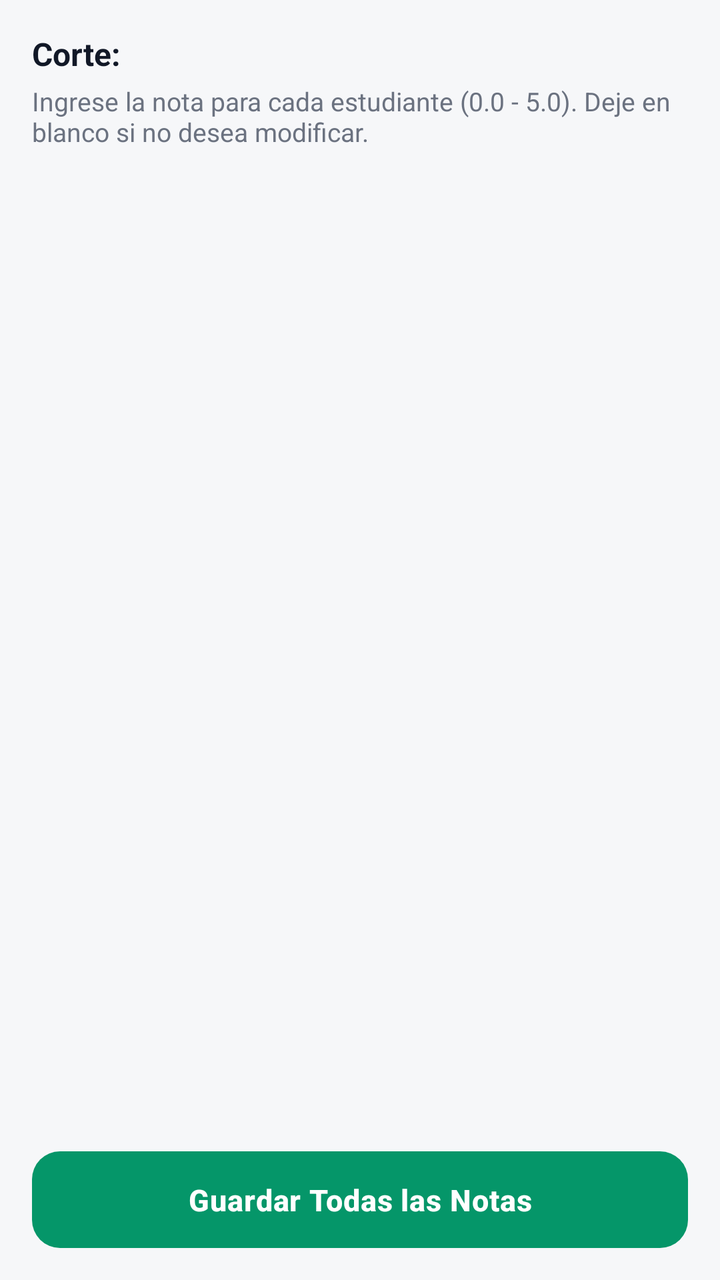
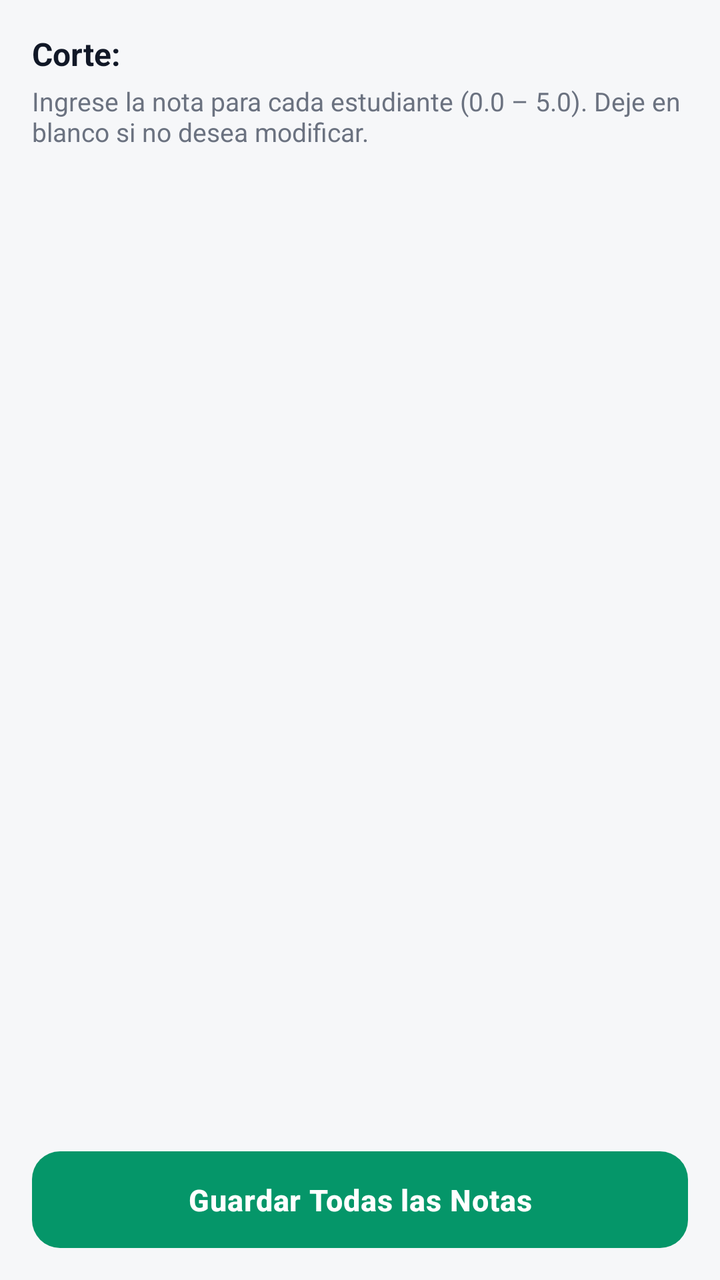

Two renders of the same Android screen: before a commit and after it. Below are the layout's source before the change and the commit's diff.
<!-- AndroidManifest.xml: application theme Theme.BienestarUPC -->
<!-- res/layout/dialog_registro_masivo.xml -->
<?xml version="1.0" encoding="utf-8"?>
<LinearLayout xmlns:android="http://schemas.android.com/apk/res/android"
    android:layout_width="match_parent"
    android:layout_height="wrap_content"
    android:orientation="vertical"
    android:padding="16dp"
   >

    <TextView
        android:id="@+id/txt_corte_titulo"
        android:layout_width="match_parent"
        android:layout_height="wrap_content"
        android:text="Corte:"
        android:textSize="16sp"
        android:textColor="@color/text_primary"
        android:textStyle="bold" />

    <TextView
        android:layout_width="match_parent"
        android:layout_height="wrap_content"
        android:layout_marginTop="4dp"
        android:text="Ingrese la nota para cada estudiante (0.0 - 5.0). Deje en blanco si no desea modificar."
        android:textColor="@color/text_secondary"
        android:textSize="13sp" />

    <androidx.recyclerview.widget.RecyclerView
        android:id="@+id/recycler_estudiantes_notas"
        android:layout_width="match_parent"
        android:layout_height="0dp"
        android:layout_weight="1"
        android:layout_marginTop="8dp"
        android:clipToPadding="false"
        android:paddingBottom="8dp"/>

    <ProgressBar
        android:id="@+id/progress_cargando"
        style="?attr/progressBarStyle"
        android:layout_width="wrap_content"
        android:layout_height="wrap_content"
        android:layout_gravity="center"
        android:layout_marginTop="8dp"
        android:visibility="gone" />

    <TextView
        android:id="@+id/txt_vacio"
        android:layout_width="wrap_content"
        android:layout_height="wrap_content"
        android:layout_gravity="center"
        android:layout_marginTop="8dp"
        android:text="No hay estudiantes en este corte"
        android:textColor="@color/text_secondary"
        android:visibility="gone" />

    <com.google.android.material.button.MaterialButton
        android:id="@+id/btn_guardar_todas"
        android:layout_width="match_parent"
        android:layout_height="wrap_content"
        android:layout_marginTop="12dp"
        android:text="Guardar Todas las Notas"
        android:textColor="@color/white"
        android:textAllCaps="false"
        android:textSize="15sp" />
</LinearLayout>
<!-- resources referenced by this layout -->
<resources>
  <color name="text_primary">#111827</color>
  <color name="text_secondary">#6B7280</color>
  <color name="white">#FFFFFF</color>
  <color name="green_primary">#059669</color>
  <color name="white_card">#FFFFFF</color>
  <color name="green_container">#D1FAE5</color>
  <color name="on_primary_container">#053B2A</color>
  <color name="teal_primary">#0D9488</color>
  <color name="teal_light">#CCFBF1</color>
  <color name="background_gray">#F6F7F9</color>
  <color name="surface_container_low">#F8FAFC</color>
  <color name="surface_container">#EFF2F5</color>
  <color name="surface_container_high">#E7EAEE</color>
  <color name="surface_container_highest">#DEE2E8</color>
  <color name="surface_outline">#C9CFD8</color>
  <color name="surface_outline_variant">#E4E7EC</color>
  <color name="error_text">#DC2626</color>
  <color name="green_primary_dark">#047857</color>
  <style name="Widget.BienestarUPC.Card" parent="Widget.Material3.CardView.Elevated">
          <item name="cardCornerRadius">20dp</item>
          <item name="cardElevation">1dp</item>
          <item name="cardBackgroundColor">@color/white_card</item>
          <item name="strokeColor">@color/stroke_color</item>
          <item name="strokeWidth">1dp</item>
          <item name="rippleColor">@color/green_light</item>
      </style>
  <style name="BottomNavigationStyle" parent="Widget.Material3.BottomNavigationView">
          <item name="android:background">@color/nav_background</item>
          <item name="itemIconSize">24dp</item>
          <item name="itemRippleColor">@color/green_light</item>
          <item name="itemIconTint">@color/nav_item_text_color</item>
          <item name="itemTextColor">@color/nav_item_text_color</item>
          <item name="elevation">8dp</item>
      </style>
  <style name="Widget.BienestarUPC.Chip" parent="Widget.Material3.Chip.Filter">
          <item name="chipCornerRadius">20dp</item>
          <item name="chipMinHeight">36dp</item>
          <item name="chipBackgroundColor">@color/chip_bg</item>
          <item name="android:textColor">@color/chip_text</item>
          <item name="chipStrokeWidth">1dp</item>
          <item name="chipStrokeColor">@color/stroke_color</item>
      </style>
  <style name="ThemeOverlay.BienestarUPC.MaterialAlertDialog" parent="ThemeOverlay.Material3.MaterialAlertDialog">
          <item name="shapeAppearanceOverlay">@style/ShapeAppearance.BienestarUPC.Dialog</item>
          <item name="colorSecondary">@color/green_primary</item>
      </style>
  <style name="Widget.BienestarUPC.Snackbar" parent="Widget.Material3.Snackbar">
          <item name="backgroundTint">@color/text_primary</item>
          <item name="android:textColor">@color/white_card</item>
          <item name="shapeAppearanceOverlay">@style/ShapeAppearance.BienestarUPC.Snackbar</item>
      </style>
  <color name="gray_medium">#9CA3AF</color>
  <color name="stroke_color">#EDEFF2</color>
  <color name="green_light">#D1FAE5</color>
  <color name="nav_background">#FFFFFF</color>
  <color name="chip_bg">#F3F4F6</color>
  <color name="chip_text">#111827</color>
  <style name="ShapeAppearance.BienestarUPC.Dialog" parent="ShapeAppearance.Material3.LargeComponent">
          <item name="cornerSize">24dp</item>
      </style>
  <style name="ShapeAppearance.BienestarUPC.Snackbar" parent="ShapeAppearance.Material3.MediumComponent">
          <item name="cornerFamily">rounded</item>
          <item name="cornerSize">14dp</item>
      </style>
  <!-- unchanged entries left out for length: 3 -->
</resources>

<!-- the commit's change to res/layout/dialog_registro_masivo.xml (unified diff, before → after) -->
@@ -10,7 +10,7 @@
         android:id="@+id/txt_corte_titulo"
         android:layout_width="match_parent"
         android:layout_height="wrap_content"
-        android:text="Corte:"
+        android:text="@string/txt_corte"
         android:textSize="16sp"
         android:textColor="@color/text_primary"
         android:textStyle="bold" />
@@ -19,7 +19,7 @@
         android:layout_width="match_parent"
         android:layout_height="wrap_content"
         android:layout_marginTop="4dp"
-        android:text="Ingrese la nota para cada estudiante (0.0 - 5.0). Deje en blanco si no desea modificar."
+        android:text="@string/txt_ingrese_la_nota_para_cada_estudiante_0_0_5_0_dej"
         android:textColor="@color/text_secondary"
         android:textSize="13sp" />
 
@@ -47,7 +47,7 @@
         android:layout_height="wrap_content"
         android:layout_gravity="center"
         android:layout_marginTop="8dp"
-        android:text="No hay estudiantes en este corte"
+        android:text="@string/txt_no_hay_estudiantes_en_este_corte"
         android:textColor="@color/text_secondary"
         android:visibility="gone" />
 
@@ -56,7 +56,7 @@
         android:layout_width="match_parent"
         android:layout_height="wrap_content"
         android:layout_marginTop="12dp"
-        android:text="Guardar Todas las Notas"
+        android:text="@string/txt_guardar_todas_las_notas"
         android:textColor="@color/white"
         android:textAllCaps="false"
         android:textSize="15sp" />
<!-- resource entries referenced after the edit -->
@@ -3,6 +3,10 @@
   <color name="text_primary">#111827</color>
   <color name="text_secondary">#6B7280</color>
   <color name="white">#FFFFFF</color>
+  <string name="txt_corte">Corte:</string>
+  <string name="txt_guardar_todas_las_notas">Guardar Todas las Notas</string>
+  <string name="txt_ingrese_la_nota_para_cada_estudiante_0_0_5_0_dej">Ingrese la nota para cada estudiante (0.0 – 5.0). Deje en blanco si no desea modificar.</string>
+  <string name="txt_no_hay_estudiantes_en_este_corte">No hay estudiantes en este corte</string>
   <color name="green_primary">#059669</color>
   <color name="white_card">#FFFFFF</color>
   <color name="green_container">#D1FAE5</color>
